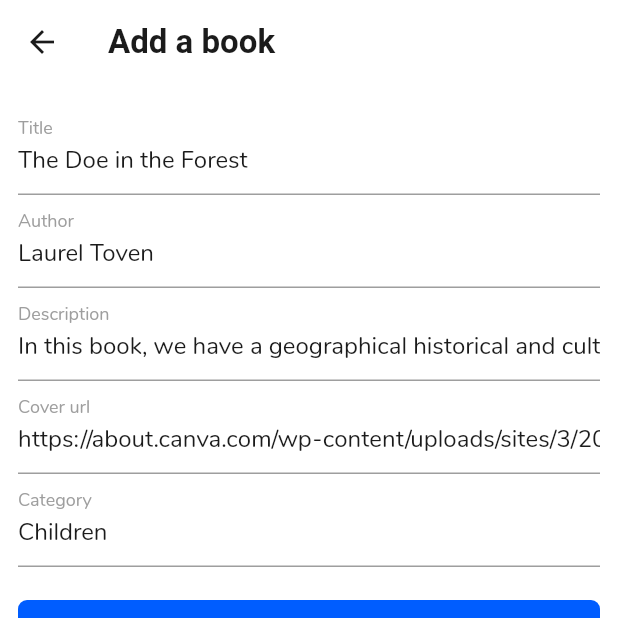
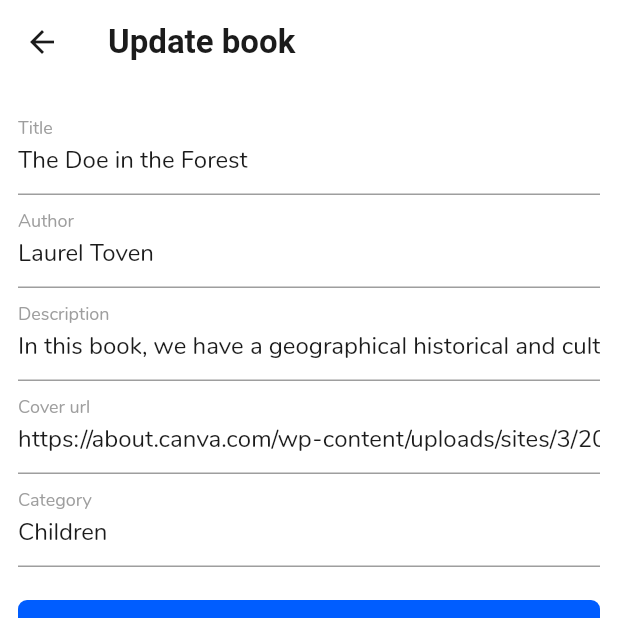
Before and after one commit to devrnt/book-library, a Flutter app: the BookAdd screen opened directly with sample values from the repository, on a phone screen of 412 x 824 dp, the top half of it. Run offline on Flutter 3.47's test engine with Material 2 defaults, Android fonts, the phone set to English and light mode, and no system bars; our stand-ins replace smooth_star_rating; network calls fail.

```diff
--- a/lib/src/screens/book/book_add.dart
+++ b/lib/src/screens/book/book_add.dart
@@ -14,7 +14,7 @@ class BookAdd extends StatelessWidget {
   Widget build(BuildContext context) {
     return Scaffold(
       appBar: AppBar(
-        title: Text('Add a book'),
+        title: Text(book == null ? 'Add a book' : 'Update book'),
       ),
       body: SingleChildScrollView(
         child: Container(
```
Also changed, not shown: 2 other files.
